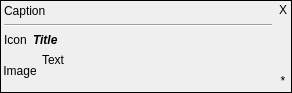
Old version of the form src/plugins/notifications/notifywidget.ui in the repository silvansky/Contacts.
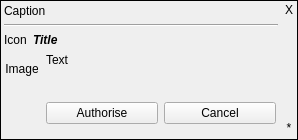
New version of the form.

```diff
--- a/src/plugins/notifications/notifywidget.ui
+++ b/src/plugins/notifications/notifywidget.ui
@@ -6,8 +6,8 @@
    <rect>
     <x>0</x>
     <y>0</y>
-    <width>279</width>
-    <height>93</height>
+    <width>298</width>
+    <height>140</height>
    </rect>
   </property>
   <layout class="QVBoxLayout" name="verticalLayout_2">
@@ -104,33 +104,8 @@
          </layout>
         </item>
         <item>
-         <layout class="QHBoxLayout" name="horizontalLayout">
-          <item>
-           <widget class="QLabel" name="lblImage">
-            <property name="enabled">
-             <bool>true</bool>
-            </property>
-            <property name="minimumSize">
-             <size>
-              <width>32</width>
-              <height>32</height>
-             </size>
-            </property>
-            <property name="maximumSize">
-             <size>
-              <width>32</width>
-              <height>32</height>
-             </size>
-            </property>
-            <property name="text">
-             <string notr="true">Image</string>
-            </property>
-            <property name="alignment">
-             <set>Qt::AlignCenter</set>
-            </property>
-           </widget>
-          </item>
-          <item>
+         <layout class="QGridLayout" name="gridLayout">
+          <item row="0" column="1" rowspan="2">
            <widget class="QLabel" name="lblText">
             <property name="sizePolicy">
              <sizepolicy hsizetype="Fixed" vsizetype="MinimumExpanding">
@@ -147,7 +122,7 @@
             <property name="maximumSize">
              <size>
               <width>230</width>
-              <height>160</height>
+              <height>320</height>
              </size>
             </property>
             <property name="text">
@@ -161,6 +136,65 @@
             </property>
            </widget>
           </item>
+          <item row="0" column="0">
+           <widget class="QLabel" name="lblImage">
+            <property name="enabled">
+             <bool>true</bool>
+            </property>
+            <property name="minimumSize">
+             <size>
+              <width>32</width>
+              <height>32</height>
+             </size>
+            </property>
+            <property name="maximumSize">
+             <size>
+              <width>32</width>
+              <height>32</height>
+             </size>
+            </property>
+            <property name="text">
+             <string notr="true">Image</string>
+            </property>
+            <property name="alignment">
+             <set>Qt::AlignCenter</set>
+            </property>
+           </widget>
+          </item>
+          <item row="1" column="0">
+           <spacer name="verticalSpacer_2">
+            <property name="orientation">
+             <enum>Qt::Vertical</enum>
+            </property>
+            <property name="sizeHint" stdset="0">
+             <size>
+              <width>0</width>
+              <height>0</height>
+             </size>
+            </property>
+           </spacer>
+          </item>
+          <item row="3" column="1">
+           <layout class="QHBoxLayout" name="horizontalLayout">
+            <property name="bottomMargin">
+             <number>12</number>
+            </property>
+            <item>
+             <widget class="QPushButton" name="authoriseButton">
+              <property name="text">
+               <string>Authorise</string>
+              </property>
+             </widget>
+            </item>
+            <item>
+             <widget class="QPushButton" name="cancelButton">
+              <property name="text">
+               <string>Cancel</string>
+              </property>
+             </widget>
+            </item>
+           </layout>
+          </item>
          </layout>
         </item>
        </layout>
```
